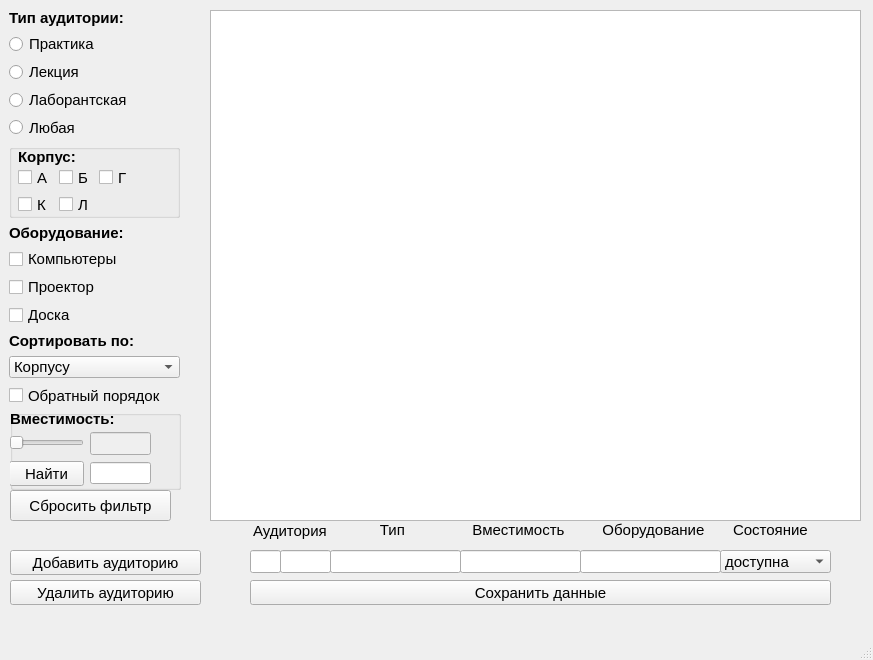
First picture: the form in mainwindow.ui, repository kirill737/BookingApp, before the edit.
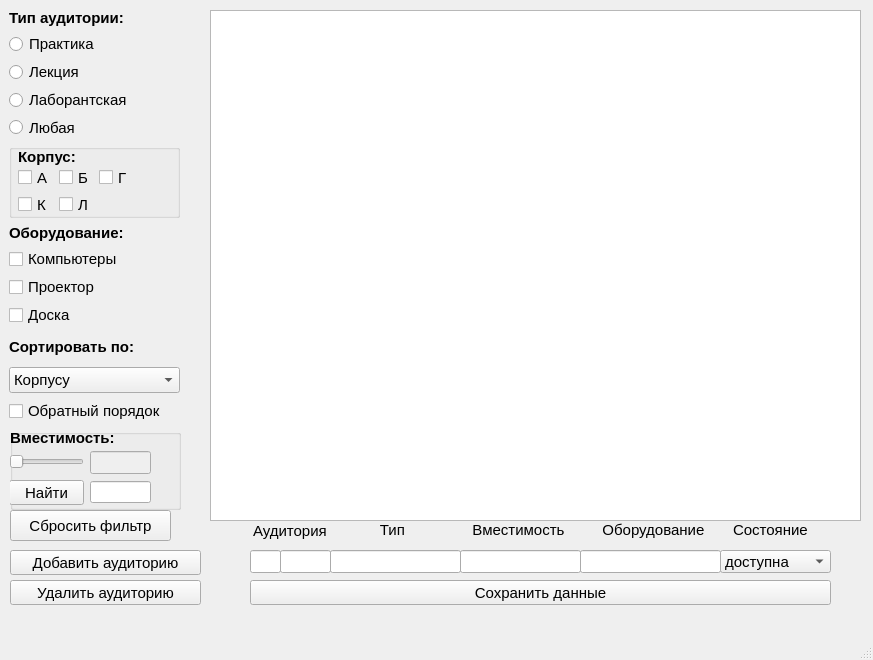
Second picture: the form after the edit.

Patch:
```diff
--- a/mainwindow.ui
+++ b/mainwindow.ui
@@ -205,7 +205,7 @@
       <x>9</x>
       <y>332</y>
       <width>171</width>
-      <height>75</height>
+      <height>91</height>
      </rect>
     </property>
     <layout class="QVBoxLayout" name="verticalLayout_6">
@@ -488,7 +488,7 @@
     <property name="geometry">
      <rect>
       <x>10</x>
-      <y>490</y>
+      <y>510</y>
       <width>161</width>
       <height>31</height>
      </rect>
@@ -673,9 +673,9 @@
     <property name="geometry">
      <rect>
       <x>10</x>
-      <y>410</y>
+      <y>429</y>
       <width>171</width>
-      <height>80</height>
+      <height>81</height>
      </rect>
     </property>
     <property name="title">
```
